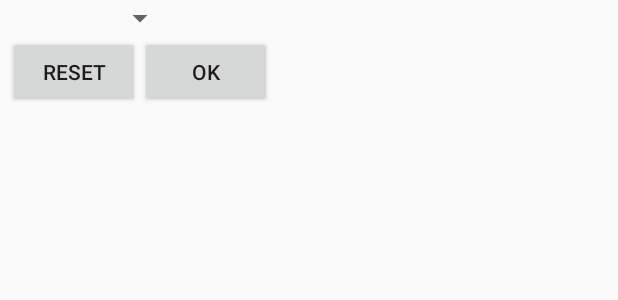
After one commit to shatik20188/myOwnImproveLexicon, an Android app: the layout fragment_dialog_filter.xml on its own in the app's theme, with its tools: preview values and no code run, on a phone screen of 412 x 824 dp. The commit adds this screen. Shown: the top 300 px of the screen. Run offline under Robolectric (Android 15) with nearby library versions, the phone set to English and light mode, and no system bars.

Commit message:
v.0.0 - +filter

```diff
--- a/app/src/main/res/layout/app_bar_main.xml
+++ b/app/src/main/res/layout/app_bar_main.xml
@@ -17,6 +17,7 @@
             android:layout_width="match_parent"
             android:layout_height="?attr/actionBarSize"
             android:background="?attr/colorPrimary"
+            android:visibility="visible"
             app:popupTheme="@style/AppTheme.PopupOverlay" />
 
     </android.support.design.widget.AppBarLayout>
--- /dev/null
+++ b/app/src/main/res/layout/fragment_dialog_filter.xml
@@ -0,0 +1,47 @@
+<?xml version="1.0" encoding="utf-8"?>
+<FrameLayout xmlns:android="http://schemas.android.com/apk/res/android"
+    xmlns:tools="http://schemas.android.com/tools"
+    android:layout_width="wrap_content"
+    android:layout_height="wrap_content"
+    tools:context=".DialogFilterFragment">
+
+
+    <LinearLayout
+        android:id="@+id/filter_LinLay"
+        android:layout_width="wrap_content"
+        android:layout_height="wrap_content"
+        android:orientation="vertical">
+
+        <Spinner
+            android:id="@+id/filter_Spinner"
+            android:layout_width="wrap_content"
+            android:layout_height="wrap_content"
+            android:layout_gravity="center_horizontal" />
+
+        <LinearLayout
+            android:layout_width="wrap_content"
+            android:layout_height="match_parent"
+            android:layout_gravity="center_horizontal"
+            android:layout_marginStart="5dp"
+            android:layout_marginEnd="5dp"
+            android:orientation="horizontal">
+
+            <Button
+                android:id="@+id/filter_Reset"
+                android:layout_width="wrap_content"
+                android:layout_height="wrap_content"
+                android:layout_gravity="center_horizontal"
+                android:layout_weight="1"
+                android:text="@string/reset" />
+
+            <Button
+                android:id="@+id/filter_Ok"
+                android:layout_width="wrap_content"
+                android:layout_height="wrap_content"
+                android:layout_weight="1"
+                android:text="@string/ok" />
+        </LinearLayout>
+
+    </LinearLayout>
+
+</FrameLayout>
--- a/app/src/main/res/values/strings.xml
+++ b/app/src/main/res/values/strings.xml
@@ -31,4 +31,7 @@
     <string name="title_activity_themes">ThemesActivity</string>
     <string name="add_theme">Add theme</string>
     <string name="edit">Edit</string>
+    <string name="filter">Filter</string>
+    <string name="reset">Reset</string>
+    <string name="ok">Ok</string>
 </resources>
```
Also changed, not shown: app/src/main/java/com/example/shati/myownimprovelexicon/AdapterHelperForListView.java (+21 -7 lines), app/src/main/java/com/example/shati/myownimprovelexicon/DBHelper.java (+11 -22 lines), app/src/main/java/com/example/shati/myownimprovelexicon/DialogFilterFragment.java (added, +105 -0 lines), app/src/main/java/com/example/shati/myownimprovelexicon/MainActivity.java (+12 -1 lines), app/src/main/java/com/example/shati/myownimprovelexicon/VocabularyFragment.java (+24 -5 lines), app/src/main/res/menu/main.xml (+8 -2 lines).
